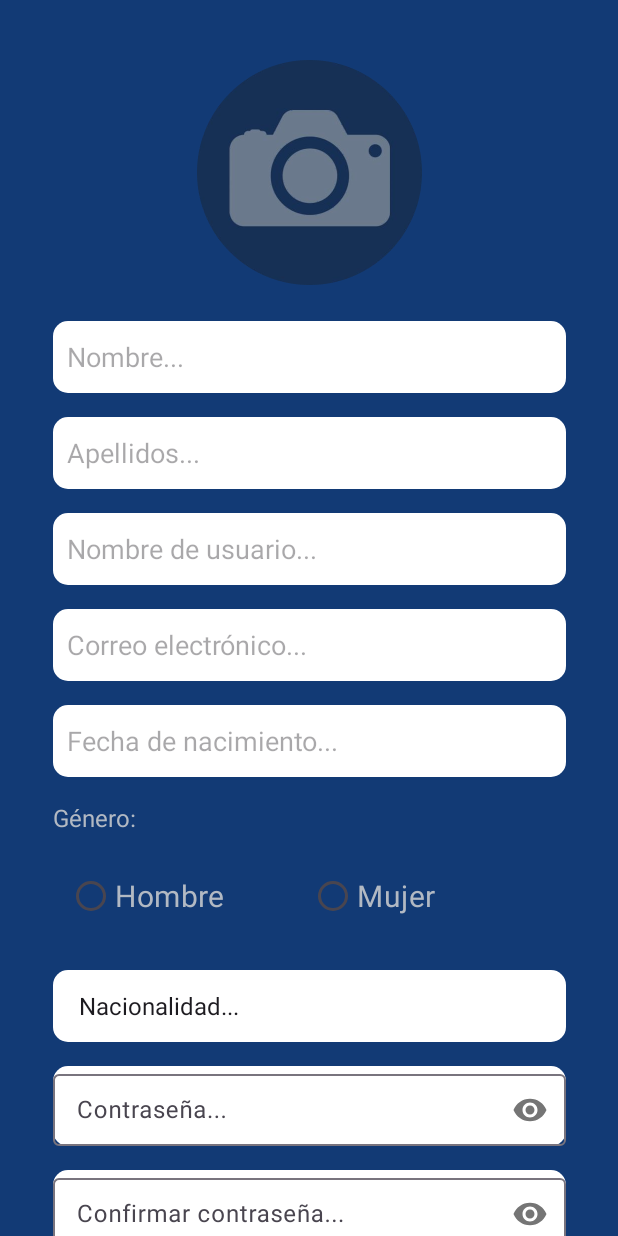
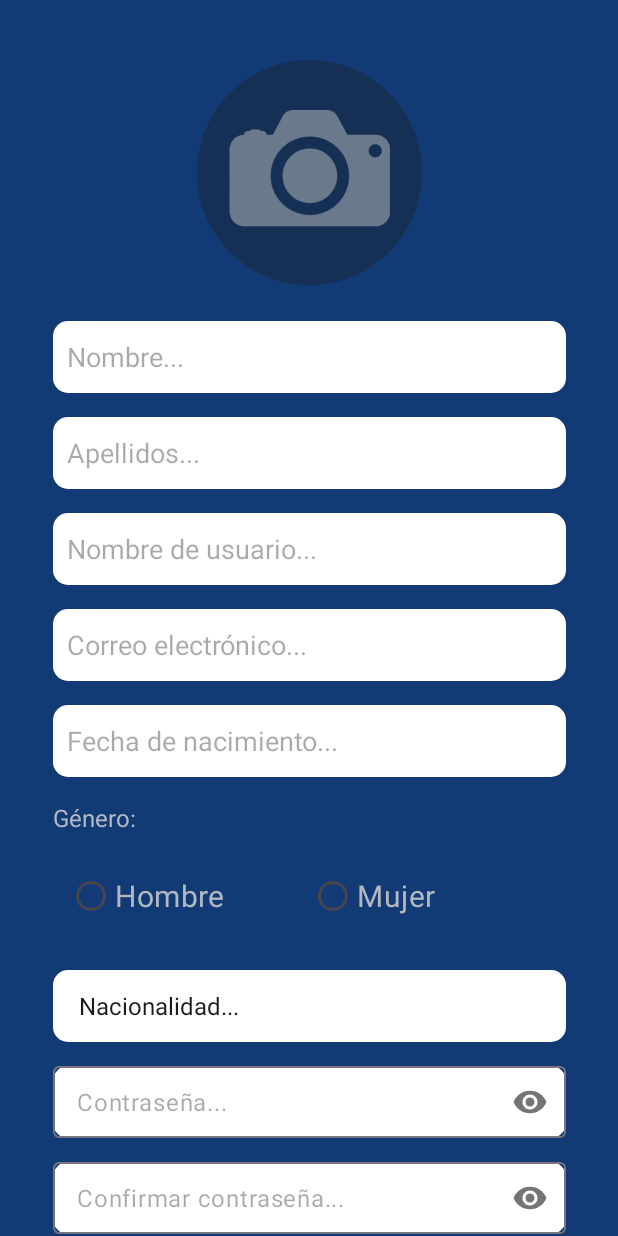
Before and after one commit to Katharsis0/IntelliHome, an Android app: the screen it shows after launch (SignUpActivity), on a phone screen of 412 x 824 dp. Run offline under Robolectric (Android 15) with nearby library versions, the phone set to English and light mode, and no system bars.

Commit message:
Se abre la camara y se arregla los hints
Se abre la camara en signUp y los hints de los campos

```diff
--- a/app/src/main/java/com/example/registro/ui/auth/registro/SignUpActivity.java
+++ b/app/src/main/java/com/example/registro/ui/auth/registro/SignUpActivity.java
@@ -270,6 +270,7 @@ public class SignUpActivity extends AppCompatActivity {
     // When the photo is selected or taken, store the file
     private void openCamera() {
         Intent takePictureIntent = new Intent(MediaStore.ACTION_IMAGE_CAPTURE);
+        startActivityForResult(takePictureIntent, 0);
         if (takePictureIntent.resolveActivity(getPackageManager()) != null) {
             try {
                 photoFile = createImageFile();
--- a/app/src/main/res/layout/activity_signup.xml
+++ b/app/src/main/res/layout/activity_signup.xml
@@ -152,7 +152,8 @@
             android:layout_height="wrap_content"
             android:layout_marginTop="16dp"
             android:background="@drawable/radius_corner"
-            android:hint="@string/contraseña"
+            app:hintEnabled="false"
+
             app:passwordToggleEnabled="true"
             app:layout_constraintEnd_toEndOf="@id/spinnerNacionalidad"
             app:layout_constraintStart_toStartOf="@id/spinnerNacionalidad"
@@ -160,6 +161,7 @@
 
             <com.google.android.material.textfield.TextInputEditText
                 android:layout_width="match_parent"
+                android:hint="@string/contraseña"
                 android:layout_height="wrap_content"
                 android:inputType="textPassword"
                 android:paddingTop="12dp"
@@ -173,6 +175,7 @@
             android:layout_marginTop="16dp"
             android:background="@drawable/radius_corner"
             app:passwordToggleEnabled="true"
+            app:hintEnabled="false"
             app:layout_constraintEnd_toEndOf="@id/editContrasena"
             app:layout_constraintStart_toStartOf="@id/editContrasena"
             app:layout_constraintTop_toBottomOf="@id/editContrasena">
@@ -192,6 +195,7 @@
             android:layout_height="48dp"
             android:layout_marginTop="16dp"
             android:background="@drawable/radius_corner"
+            android:hint="@string/confirmar_contraseña"
             android:padding="9dp"
             app:layout_constraintEnd_toEndOf="@id/editConfirmarContrasena"
             app:layout_constraintStart_toStartOf="@id/editConfirmarContrasena"
```
